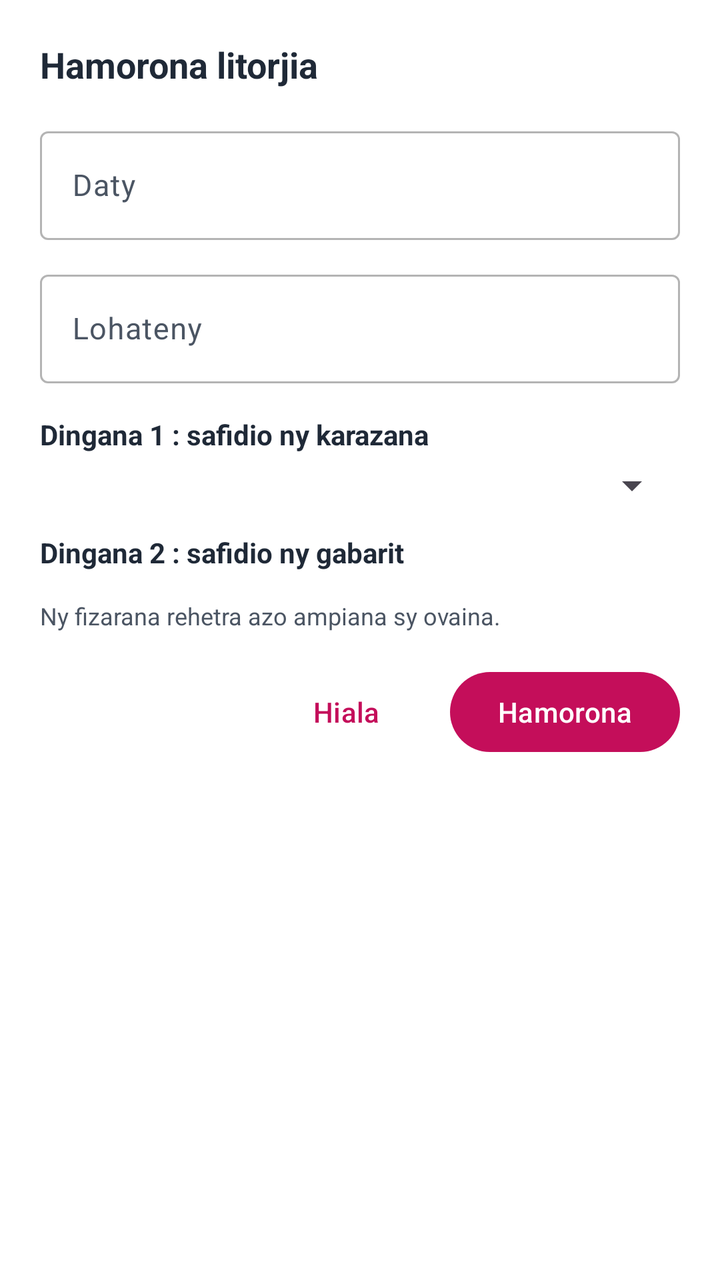
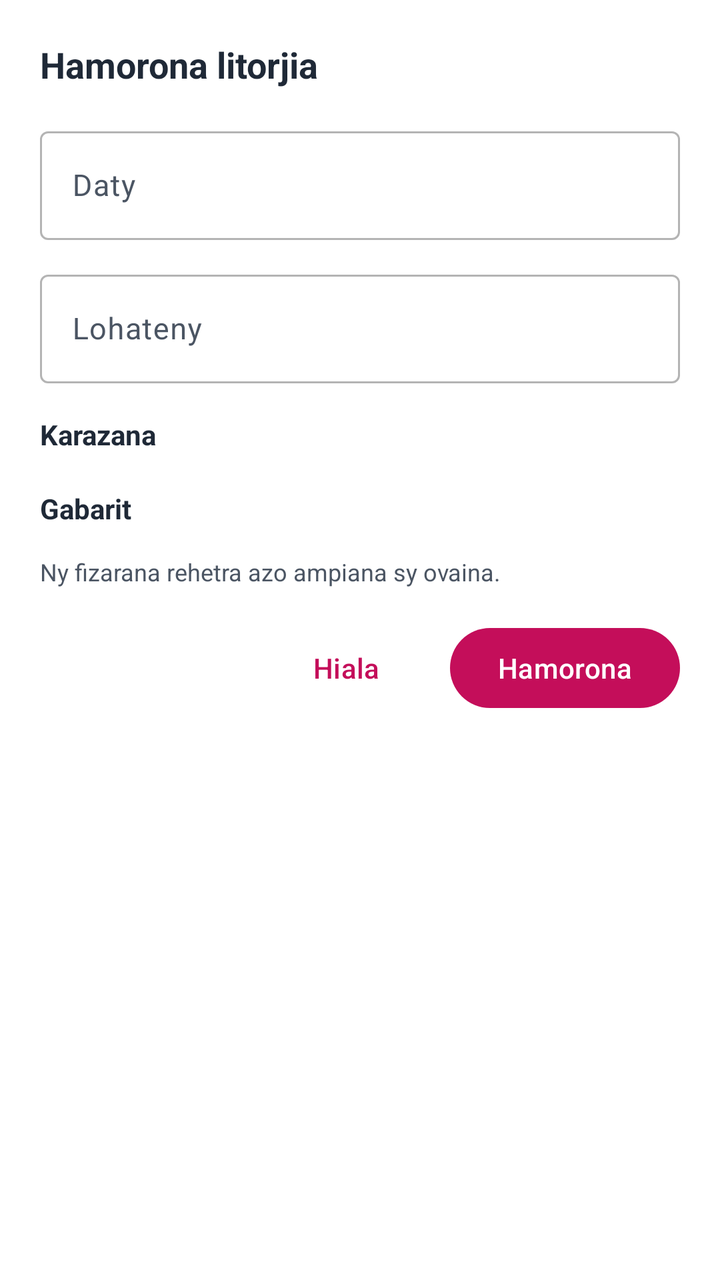

Two renders of the same Android screen: before a commit and after it. Below are the layout's source before the change and the commit's diff.
<!-- AndroidManifest.xml: application theme Theme.Baiboly -->
<!-- res/layout/dialog_litorjia_create.xml -->
<?xml version="1.0" encoding="utf-8"?>
<ScrollView xmlns:android="http://schemas.android.com/apk/res/android"
    xmlns:app="http://schemas.android.com/apk/res-auto"
    android:layout_width="match_parent"
    android:layout_height="wrap_content">

    <LinearLayout
        android:layout_width="match_parent"
        android:layout_height="wrap_content"
        android:orientation="vertical"
        android:padding="20dp">

        <TextView
            android:id="@+id/dialogTitle"
            android:layout_width="match_parent"
            android:layout_height="wrap_content"
            android:text="@string/lit_create_dialog_title"
            android:textSize="18sp"
            android:textStyle="bold"
            android:textColor="?attr/colorOnSurface" />

        
        <com.google.android.material.textfield.TextInputLayout
            android:id="@+id/dateLayout"
            style="@style/Widget.Material3.TextInputLayout.OutlinedBox"
            android:layout_width="match_parent"
            android:layout_height="wrap_content"
            android:layout_marginTop="16dp"
            android:hint="@string/lit_create_date">

            <com.google.android.material.textfield.TextInputEditText
                android:id="@+id/inputDate"
                android:layout_width="match_parent"
                android:layout_height="wrap_content"
                android:inputType="none"
                android:focusable="false"
                android:cursorVisible="false"
                android:textSize="15sp" />
        </com.google.android.material.textfield.TextInputLayout>

        
        <com.google.android.material.textfield.TextInputLayout
            style="@style/Widget.Material3.TextInputLayout.OutlinedBox"
            android:layout_width="match_parent"
            android:layout_height="wrap_content"
            android:layout_marginTop="12dp"
            android:hint="@string/lit_create_title">

            <com.google.android.material.textfield.TextInputEditText
                android:id="@+id/inputName"
                android:layout_width="match_parent"
                android:layout_height="wrap_content"
                android:inputType="textCapSentences"
                android:textSize="15sp" />
        </com.google.android.material.textfield.TextInputLayout>

        
        <TextView
            android:layout_width="match_parent"
            android:layout_height="wrap_content"
            android:layout_marginTop="16dp"
            android:text="@string/lit_create_step1"
            android:textSize="14sp"
            android:textStyle="bold"
            android:textColor="?attr/colorOnSurface" />

        <Spinner
            android:id="@+id/spinnerFamily"
            android:layout_width="match_parent"
            android:layout_height="wrap_content"
            android:layout_marginTop="4dp" />

        <TextView
            android:layout_width="match_parent"
            android:layout_height="wrap_content"
            android:layout_marginTop="12dp"
            android:text="@string/lit_create_step2"
            android:textSize="14sp"
            android:textStyle="bold"
            android:textColor="?attr/colorOnSurface" />

        <androidx.recyclerview.widget.RecyclerView
            android:id="@+id/recyclerTemplates"
            android:layout_width="match_parent"
            android:layout_height="wrap_content"
            android:layout_marginTop="8dp"
            android:nestedScrollingEnabled="false" />

        <TextView
            android:id="@+id/textTemplateHint"
            android:layout_width="match_parent"
            android:layout_height="wrap_content"
            android:layout_marginTop="6dp"
            android:textSize="12sp"
            android:textColor="?attr/colorOnSurfaceVariant"
            android:text="@string/lit_create_preview_hint" />

        <LinearLayout
            android:layout_width="match_parent"
            android:layout_height="wrap_content"
            android:layout_marginTop="16dp"
            android:orientation="horizontal"
            android:gravity="end">

            <com.google.android.material.button.MaterialButton
                android:id="@+id/btnCancel"
                style="@style/Widget.Material3.Button.TextButton"
                android:layout_width="wrap_content"
                android:layout_height="wrap_content"
                android:text="@string/lit_cancel" />

            <com.google.android.material.button.MaterialButton
                android:id="@+id/btnConfirm"
                android:layout_width="wrap_content"
                android:layout_height="wrap_content"
                android:layout_marginStart="8dp"
                android:text="@string/lit_create_confirm" />
        </LinearLayout>
    </LinearLayout>
</ScrollView>
<!-- resources referenced by this layout -->
<resources>
  <string name="lit_cancel">Hiala</string>
  <string name="lit_create_confirm">Hamorona</string>
  <string name="lit_create_date">Daty</string>
  <string name="lit_create_dialog_title">Hamorona litorjia</string>
  <string name="lit_create_preview_hint">Ny fizarana rehetra azo ampiana sy ovaina.</string>
  <string name="lit_create_step1">Dingana 1 : safidio ny karazana</string>
  <string name="lit_create_step2">Dingana 2 : safidio ny gabarit</string>
  <string name="lit_create_title">Lohateny</string>
  <style name="Theme.Baiboly" parent="Theme.Material3.DayNight.NoActionBar">
  
          
          <item name="colorPrimary">#C40E5A</item>
          <item name="colorOnPrimary">#FFFFFF</item>
          <item name="colorPrimaryContainer">#33B8C4</item>
          <item name="colorOnPrimaryContainer">#002020</item>
  
          
          <item name="colorSecondary">#256EC7</item>
          <item name="colorOnSecondary">#FFFFFF</item>
  
          <item name="android:colorBackground">#FFFFFF</item>
          <item name="colorSurface">#E9E9E9</item>
          <item name="colorOnSurface">#1F2937</item>
          <item name="colorSurfaceVariant">#F3F4F6</item>
          <item name="colorOnSurfaceVariant">#4B5563</item>
          <item name="colorOutline">#B4B4B4</item> 
  
          <item name="colorError">#B00020</item>
  
          
          <item name="android:windowLightStatusBar">true</item>
          <item name="android:statusBarColor">?attr/colorSurface</item>
  
          
          <item name="textInputStyle">@style/Widget.Material3.TextInputLayout.OutlinedBox</item>
      </style>
</resources>

<!-- the commit's change to res/layout/dialog_litorjia_create.xml (unified diff, before → after) -->
@@ -8,6 +8,7 @@
         android:layout_width="match_parent"
         android:layout_height="wrap_content"
         android:orientation="vertical"
+        android:background="@color/modal_backgound"
         android:padding="20dp">
 
         <TextView
@@ -64,11 +65,13 @@
             android:textStyle="bold"
             android:textColor="?attr/colorOnSurface" />
 
-        <Spinner
-            android:id="@+id/spinnerFamily"
+        <com.google.android.material.button.MaterialButtonToggleGroup
+            android:id="@+id/toggleFamily"
             android:layout_width="match_parent"
             android:layout_height="wrap_content"
-            android:layout_marginTop="4dp" />
+            android:layout_marginTop="6dp"
+            app:selectionRequired="true"
+            app:singleSelection="true" />
 
         <TextView
             android:layout_width="match_parent"
@@ -84,6 +87,7 @@
             android:layout_width="match_parent"
             android:layout_height="wrap_content"
             android:layout_marginTop="8dp"
+            android:clipToPadding="false"
             android:nestedScrollingEnabled="false" />
 
         <TextView
<!-- resource entries referenced after the edit -->
@@ -1,12 +1,13 @@
 <!-- resources referenced by this layout -->
 <resources>
+  <color name="modal_backgound">#EEFFFFFF</color>
   <string name="lit_cancel">Hiala</string>
   <string name="lit_create_confirm">Hamorona</string>
   <string name="lit_create_date">Daty</string>
   <string name="lit_create_dialog_title">Hamorona litorjia</string>
   <string name="lit_create_preview_hint">Ny fizarana rehetra azo ampiana sy ovaina.</string>
-  <string name="lit_create_step1">Dingana 1 : safidio ny karazana</string>
-  <string name="lit_create_step2">Dingana 2 : safidio ny gabarit</string>
+  <string name="lit_create_step1">Karazana</string>
+  <string name="lit_create_step2">Gabarit</string>
   <string name="lit_create_title">Lohateny</string>
   <style name="Theme.Baiboly" parent="Theme.Material3.DayNight.NoActionBar">
   
